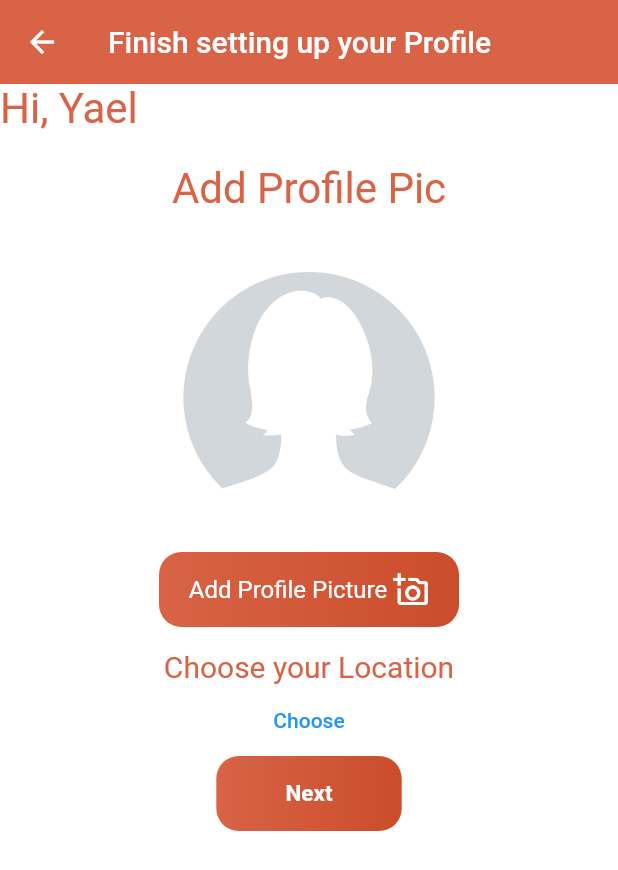
After one commit to Gebeta/Gebeta-Client-app, a Flutter app: the AddProfilePicScreen screen opened directly, on a phone screen of 412 x 824 dp. The commit adds this screen. Shown: the top 870 px of the screen. Run offline on Flutter 3.47's test engine with Material 2 defaults, Android fonts, the light colour scheme and no system bars; our stand-ins replace carousel_pro, flutter_rating_bar, flutter_svg; Roboto replaces fonts that are missing (Montserrat).

Commit message:
code refactor 2

```diff
--- /dev/null
+++ b/lib/Screens/auth_screen/add_profile_pic.dart
@@ -0,0 +1,137 @@
+import 'package:flutter/material.dart';
+import 'package:gebeta_food/constants.dart';
+
+class AddProfilePicScreen extends StatefulWidget {
+  const AddProfilePicScreen({Key? key}) : super(key: key);
+
+  @override
+  _AddProfilePicScreenState createState() => _AddProfilePicScreenState();
+}
+
+class _AddProfilePicScreenState extends State<AddProfilePicScreen> {
+  @override
+  Widget build(BuildContext context) {
+    return Scaffold(
+      backgroundColor: whiteColor,
+      appBar: AppBar(
+        elevation: 0,
+        title: Text("Finish setting up your Profile"),
+      ),
+      body: Column(
+        children: [
+          Column(
+            children: [
+              Container(
+                padding: EdgeInsets.only(bottom: 20),
+                alignment: Alignment.topLeft,
+                child: Text(
+                  "Hi, " + "Yael",
+                  style: TextStyle(
+                    color: gsecondaryColor,
+                    fontSize: 28,
+                  ),
+                ),
+              ),
+              Center(
+                child: Text(
+                  "Add Profile Pic",
+                  style: TextStyle(
+                    color: gsecondaryColor,
+                    fontSize: 28,
+                  ),
+                ),
+              ),
+              Container(
+                margin: EdgeInsets.only(top: 20),
+                alignment: Alignment.center,
+                child: ClipRRect(
+                  borderRadius: BorderRadius.circular(100.0),
+                  child: Image.asset(
+                    "assets/images/female_avatar.jpg",
+                    fit: BoxFit.cover,
+                    width: MediaQuery.of(context).size.width * 0.5,
+                  ),
+                ),
+              ),
+              Container(
+                height: 50,
+                width: 200,
+                decoration: BoxDecoration(
+                  gradient: LinearGradient(
+                    colors: [gsecondaryColor, gPrimaryColor],
+                    stops: [0, 1],
+                  ),
+                  borderRadius: BorderRadius.all(
+                    Radius.circular(15),
+                  ),
+                ),
+                child: InkWell(
+                  child: Row(
+                    mainAxisAlignment: MainAxisAlignment.center,
+                    children: [
+                      Text(
+                        "Add Profile Picture ",
+                        style: TextStyle(color: whiteColor, fontSize: 16),
+                      ),
+                      Icon(
+                        Icons.add_a_photo_outlined,
+                        color: whiteColor,
+                      )
+                    ],
+                  ),
+                  onTap: () {},
+                ),
+              ),
+              SizedBox(
+                height: 15,
+              ),
+              Text(
+                "Choose your Location",
+                style: TextStyle(
+                  color: gsecondaryColor,
+                  fontSize: 20,
+                ),
+              ),
+              TextButton(
+                onPressed: () {},
+                child: Text("Choose"),
+              )
+            ],
+          ),
+          Container(
+            width: MediaQuery.of(context).size.width * 0.3,
+              height: 50,
+              decoration: BoxDecoration(
+                gradient: LinearGradient(
+                  colors: [gsecondaryColor, gPrimaryColor],
+                  stops: [0, 1],
+                ),
+                borderRadius: BorderRadius.all(
+                  Radius.circular(15),
+                ),
+              ),
+              child: InkWell(
+                onTap: () {
+                  // Navigator.pushNamed(context, '/signup');
+                  Navigator.push(
+                    context,
+                    MaterialPageRoute(
+                        builder: (context) => AddProfilePicScreen()),
+                  );
+                },
+                child: Center(
+                  child: Text(
+                    "Next",
+                    style: TextStyle(
+                        color: Colors.white,
+                        fontWeight: FontWeight.w600,
+                        fontSize: 15),
+                  ),
+                ),
+              ),
+            ),
+        ],
+      ),
+    );
+  }
+}
--- a/pubspec.yaml
+++ b/pubspec.yaml
@@ -33,6 +33,7 @@ dependencies:
   carousel_pro: ^1.0.0
   scoped_model: ^1.1.0
   http: ^0.13.3
+  flutter_otp: ^0.3.2
 
 dev_dependencies:
   flutter_test:
```
Also changed, not shown: lib/Screens/auth_screen/otp_verfication.dart (+178 -0 lines), lib/Screens/auth_screen/phone.dart (+19 -4 lines), lib/Screens/home_screen/home_page.dart (+61 -106 lines), assets/images/female_avatar.jpg (added), assets/images/male_avatar.jpeg (added).
